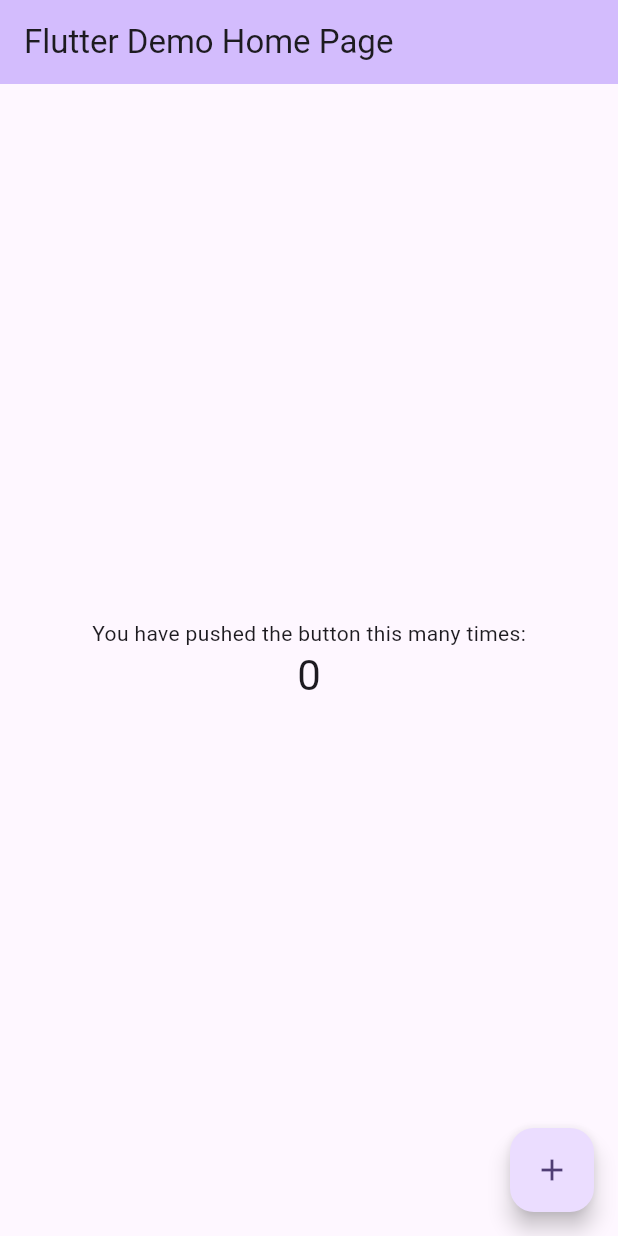
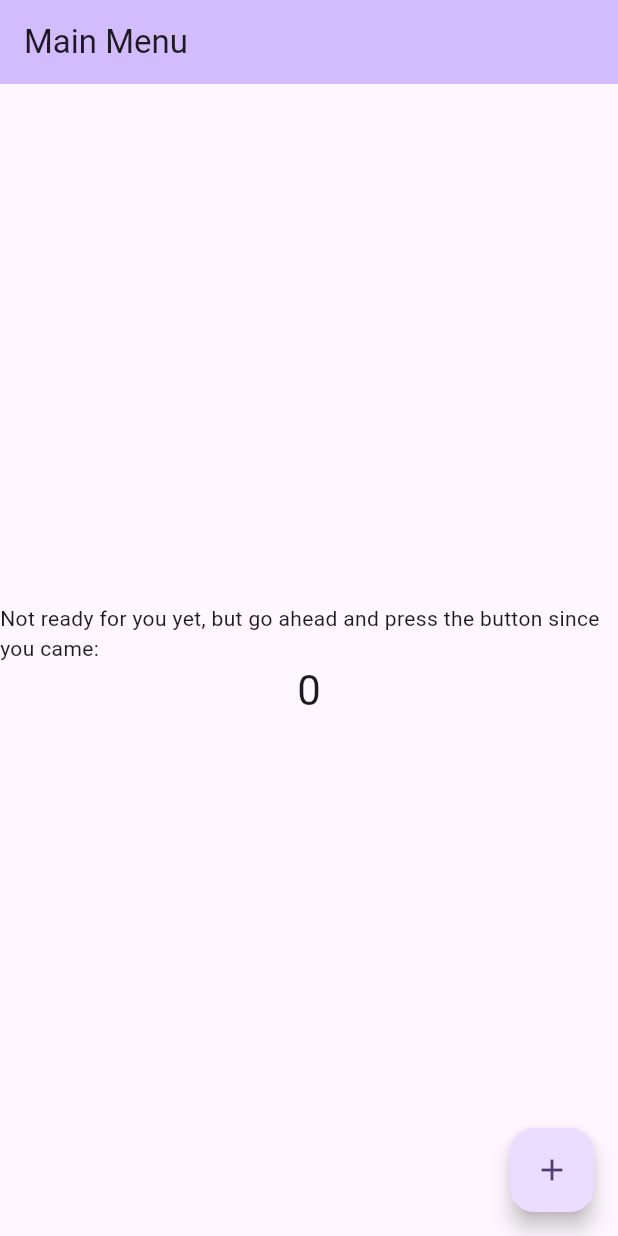
Before and after one commit to nacl-gb3/studybinder, a Flutter app: the screen it shows after launch, on a phone screen of 412 x 824 dp. Run offline on Flutter 3.47's test engine with Material 2 defaults, Android fonts, the phone set to English and light mode, and no system bars.

Commit message:
Customized main.dart just a tad

```diff
--- a/lib/main.dart
+++ b/lib/main.dart
@@ -11,7 +11,7 @@
   @override
   Widget build(BuildContext context) {
     return MaterialApp(
-      title: 'Flutter Demo',
+      title: 'StudyBinder',
       theme: ThemeData(
         // This is the theme of your application.
         //
@@ -31,7 +31,7 @@
         colorScheme: ColorScheme.fromSeed(seedColor: Colors.deepPurple),
         useMaterial3: true,
       ),
-      home: const MyHomePage(title: 'Flutter Demo Home Page'),
+      home: const MyHomePage(title: 'Main Menu'),
     );
   }
 }
@@ -106,7 +106,7 @@
           mainAxisAlignment: MainAxisAlignment.center,
           children: <Widget>[
             const Text(
-              'You have pushed the button this many times:',
+              "Not ready for you yet, but go ahead and press the button since you came:",
             ),
             Text(
               '$_counter',
```
